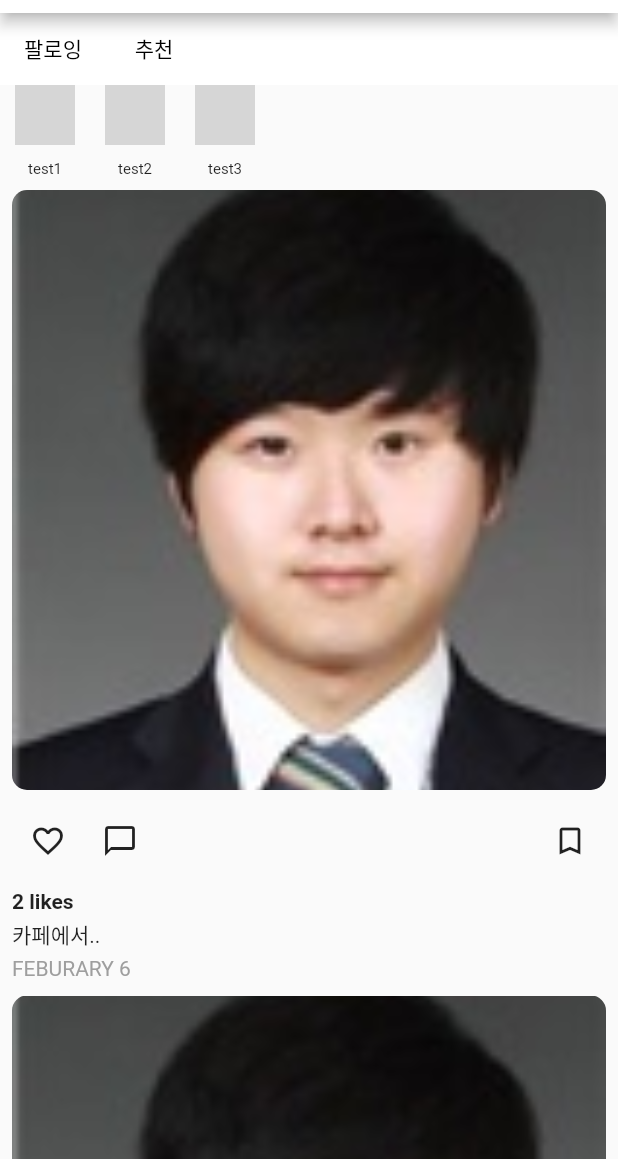
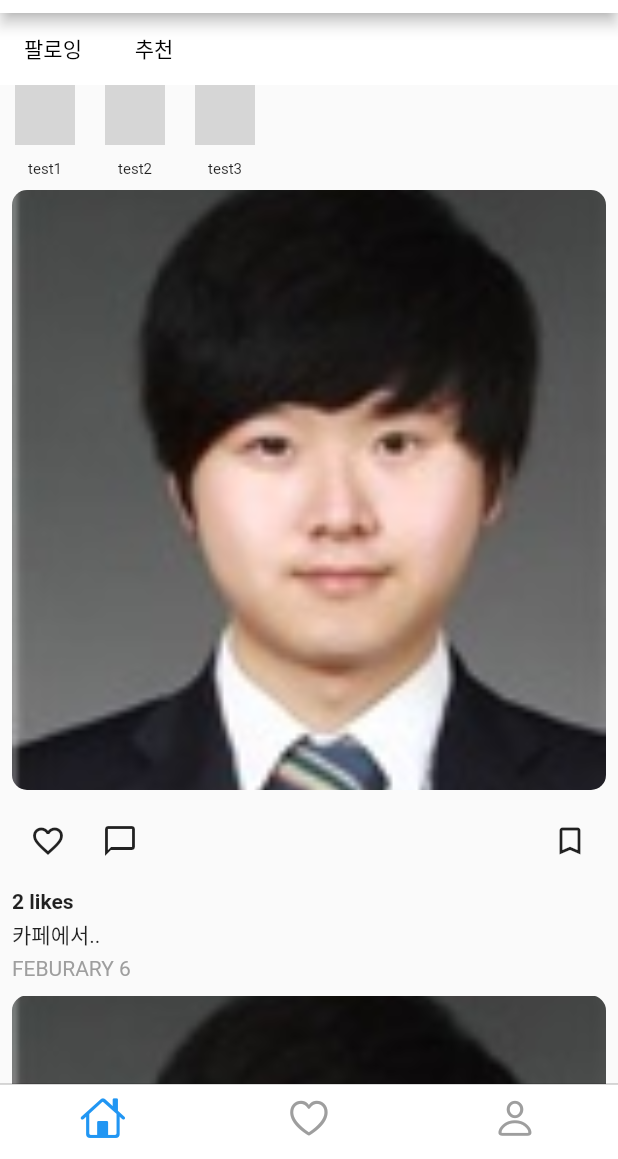
Before and after one commit to Jin-YJ/wecoordi, a Flutter app: the screen it shows after launch, after a tap on the "favorite outline" icon, on a phone screen of 412 x 824 dp, the part 77-1236 px from its top. Run offline on Flutter 3.47's test engine with Material 2 defaults, Android fonts, the phone set to English and light mode, and no system bars; our stand-ins replace firebase_core, google_fonts; accounts and stored records are empty; grey boxes are pictures that could not be loaded.

Commit message:
바텀바 커밋

```diff
--- /dev/null
+++ b/lib/bottom_bar/bottom_bar.dart
@@ -0,0 +1,35 @@
+import 'package:flutter/material.dart';
+import 'package:flutter/cupertino.dart';
+
+
+class BottomBar extends StatelessWidget {
+  final int selectedIndex;
+  final Function(int) onItemTapped;
+
+  BottomBar({required this.selectedIndex, required this.onItemTapped});
+
+  @override
+  Widget build(BuildContext context) {
+    return CupertinoTabBar(
+      items: <BottomNavigationBarItem>[
+        BottomNavigationBarItem(
+          icon: Icon(CupertinoIcons.home),
+          // label: 'Home',
+        ),
+        BottomNavigationBarItem(
+          icon: Icon(CupertinoIcons.heart),
+          // label: 'Heart',
+        ),
+        BottomNavigationBarItem(
+          icon: Icon(CupertinoIcons.person),
+          // label: 'Profile',
+        ),
+      ],
+      currentIndex: selectedIndex,
+      onTap: onItemTapped,
+      activeColor: Colors.blue,
+      inactiveColor: Colors.grey,
+      backgroundColor: Colors.white,
+    );
+  }
+}
--- /dev/null
+++ b/lib/feed/feed_main.dart
@@ -0,0 +1,65 @@
+import 'package:flutter/material.dart';
+
+class feedMain extends StatelessWidget {
+  const feedMain({
+    super.key,
+  });
+
+  @override
+  Widget build(BuildContext context) {
+    return Padding(
+      padding: const EdgeInsets.symmetric(horizontal: 8.0),
+      child: Column(
+        crossAxisAlignment: CrossAxisAlignment.start,
+        children: [
+          Container(
+            height: 400, // 피드 사진의 높이를 고정으로 설정
+            width: double.infinity, // 피드 사진의 너비는 화면 너비에 맞게 가변적으로 설정
+            decoration: BoxDecoration(
+              borderRadius: BorderRadius.circular(10), // 피드의 모서리를 둥글게 설정
+              image: DecorationImage(
+                image: AssetImage('assets/4241.jpg'), // 임시로 이미지 설정, db랑 연동
+
+                fit: BoxFit.cover,
+              ),
+            ),
+          ),
+          SizedBox(height: 10),
+          Row(
+            children: [
+              IconButton(
+                icon: Icon(Icons.favorite_border),
+                onPressed: () {},
+              ),
+              IconButton(
+                icon: Icon(Icons.chat_bubble_outline),
+                onPressed: () {},
+              ),
+              Spacer(),
+              IconButton(
+                icon: Icon(Icons.bookmark_border),
+                onPressed: () {},
+              )
+            ],
+          ),
+          SizedBox(height: 8),
+          Text(
+            "2 likes",
+            style: TextStyle(
+              fontWeight: FontWeight.bold,
+            ),
+          ),
+          SizedBox(height: 4),
+          Text("카페에서.."),
+          SizedBox(height: 4),
+          Text(
+            "FEBURARY 6",
+            style: TextStyle(
+              color: Colors.grey,
+            ),
+          ),
+        ],
+      ),
+    );
+  }
+}
--- a/lib/main.dart
+++ b/lib/main.dart
@@ -1,7 +1,9 @@
+import 'package:flutter/cupertino.dart';
 import 'package:flutter/material.dart';
 import 'package:google_fonts/google_fonts.dart';
 import 'package:wecoordi/wecoordi_main/recommend.dart';
-import 'appBar/wecoordiappbar.dart';
+import 'app_bar/wecoordiappbar.dart';
+import 'bottom_bar/bottom_bar.dart';
 import 'wecoordi_main/following.dart';
 
 void main() {
@@ -29,7 +31,13 @@ class wecoordiHome extends StatefulWidget {
 
 class _wecoordiHomeState extends State<wecoordiHome> {
   int _currentIndex = 0;
+  int _selectedIndex = 0;
 
+   void _onItemTapped(int index) {
+    setState(() {
+      _selectedIndex = index;
+    });
+  }
   @override
   Widget build(BuildContext context) {
     return Scaffold(
@@ -72,6 +80,10 @@ class _wecoordiHomeState extends State<wecoordiHome> {
           ),
         ],
       ),
+      bottomNavigationBar: BottomBar(
+        selectedIndex: _selectedIndex,
+        onItemTapped: _onItemTapped,
+      ),
     );
   }
 }
--- a/lib/wecoordi_main/following.dart
+++ b/lib/wecoordi_main/following.dart
@@ -1,4 +1,6 @@
 import 'package:flutter/material.dart';
+
+import '../feed/feed_main.dart';
 
 class Following extends StatefulWidget {
   const Following({
@@ -75,68 +77,11 @@ class _FollowingState extends State<Following> {
             itemCount: 5, // 무한 스크롤을 위해 충분한 아이템 개수로 설정해주세요.
             itemBuilder: (context, index) {
               // 여기에 DB에서 받아온 피드 데이터를 표시하는 코드를 추가하면 됩니다.
-              return _buildFeedItem(); // 임시로 피드 아이템 생성하는 함수 호출
+              return feedMain(); // 임시로 피드 아이템 생성하는 함수 호출
             },
           ),
         ),
       ],
     );
   }
-
-  Widget _buildFeedItem() {
-    return Padding(
-      padding: const EdgeInsets.symmetric(horizontal: 8.0),
-      child: Column(
-        crossAxisAlignment: CrossAxisAlignment.start,
-        children: [
-          Container(
-            height: 400, // 피드 사진의 높이를 고정으로 설정
-            width: double.infinity, // 피드 사진의 너비는 화면 너비에 맞게 가변적으로 설정
-            decoration: BoxDecoration(
-              borderRadius: BorderRadius.circular(10), // 피드의 모서리를 둥글게 설정
-              image: DecorationImage(
-                image: AssetImage('assets/4241.jpg'), // 임시로 이미지 설정, db랑 연동
-
-                fit: BoxFit.cover,
-              ),
-            ),
-          ),
-          SizedBox(height: 10),
-          Row(
-            children: [
-              IconButton(
-                icon: Icon(Icons.favorite_border),
-                onPressed: () {},
-              ),
-              IconButton(
-                icon: Icon(Icons.chat_bubble_outline),
-                onPressed: () {},
-              ),
-              Spacer(),
-              IconButton(
-                icon: Icon(Icons.bookmark_border),
-                onPressed: () {},
-              )
-            ],
-          ),
-          SizedBox(height: 8),
-          Text(
-            "2 likes",
-            style: TextStyle(
-              fontWeight: FontWeight.bold,
-            ),
-          ),
-          SizedBox(height: 4),
-          Text("카페에서.."),
-          SizedBox(height: 4),
-          Text(
-            "FEBURARY 6",
-            style: TextStyle(
-              color: Colors.grey,
-            ),
-          ),
-        ],
-      ),
-    );
-  }
 }
```
Also changed, not shown: lib/app_bar/wecoordiappbar.dart (renamed from lib/appBar/wecoordiappbar.dart).
